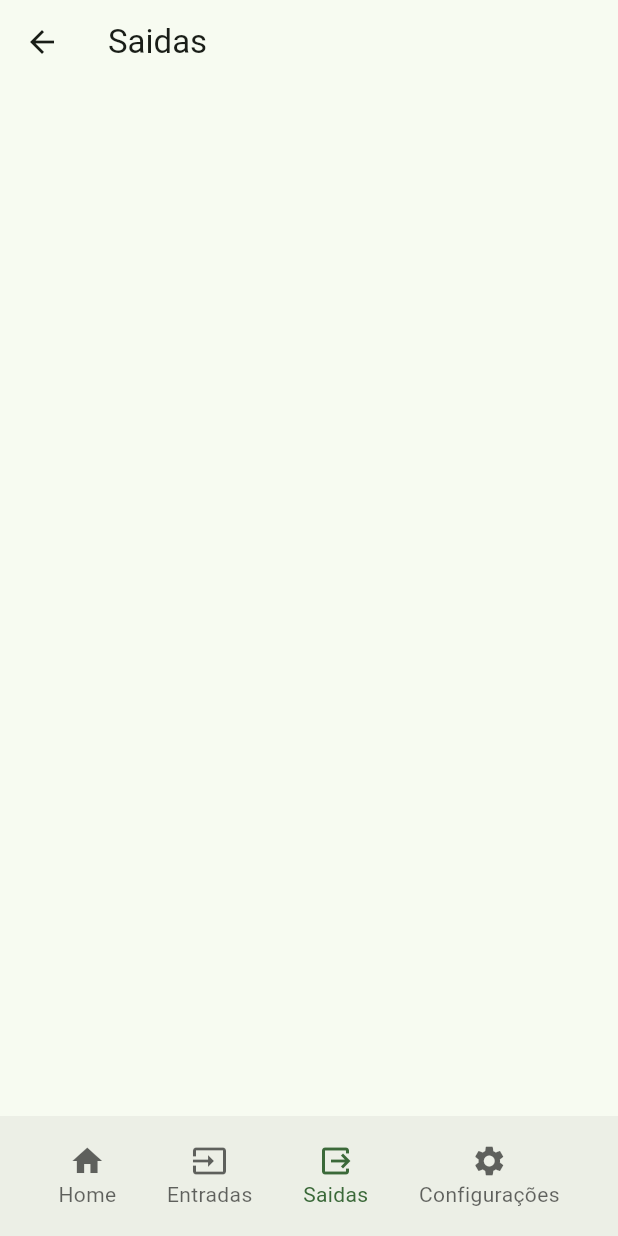
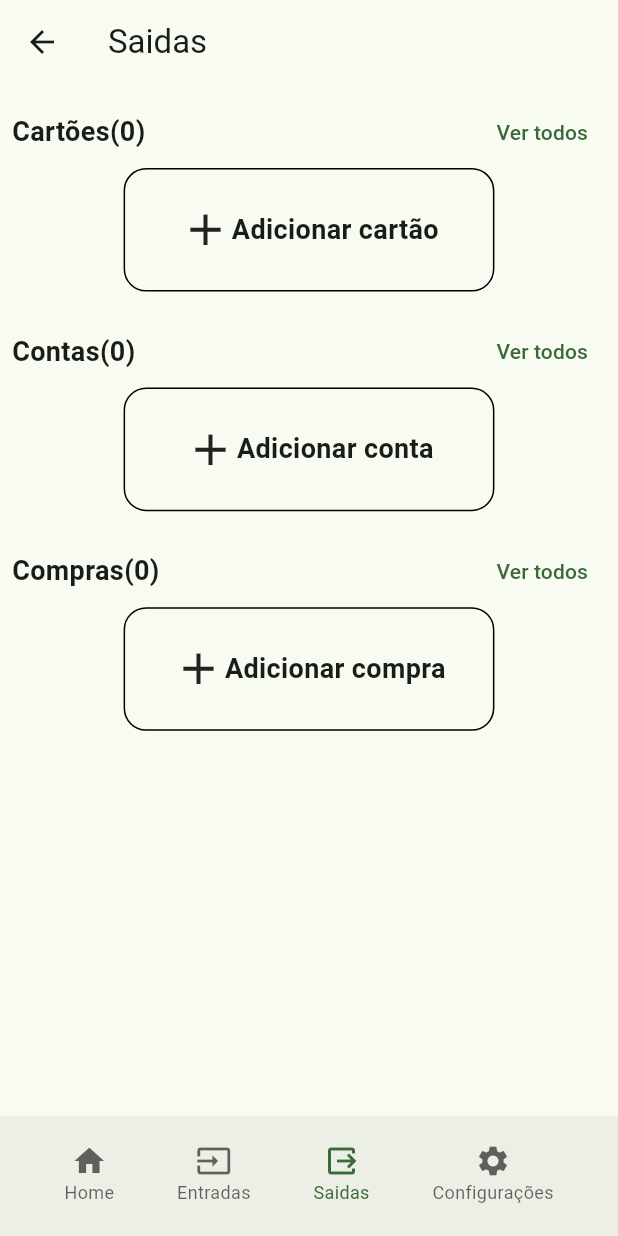
Before and after one commit to celjr/financecontrol, a Flutter app: the OutputsMenuPage screen opened by its route, on a phone screen of 412 x 824 dp. Run offline on Flutter 3.47's test engine with Material 2 defaults, Android fonts, the phone set to English and light mode, and no system bars; our stand-ins replace flutter_bloc, flutter_modular, shared_preferences; accounts and stored records are empty.

Commit message:
ajustes init outputs

```diff
--- a/lib/src/core/services/local_storage/local_storage.dart
+++ b/lib/src/core/services/local_storage/local_storage.dart
@@ -1,5 +1,6 @@
 abstract class LocalStorage{
   Future<bool> setData(String key, var value);
+  Future<bool> containData(String key,);
   dynamic getData(String key);
   Future<bool> removeData(String key);
 }
--- a/lib/src/core/services/local_storage/shared_preferences.dart
+++ b/lib/src/core/services/local_storage/shared_preferences.dart
@@ -47,6 +47,11 @@ class SharedPreferencesService implements LocalStorage {
     return false;
 
   }
+
+  @override
+  Future<bool> containData(String key) async {
+    return sharedPreferences.containsKey(key);
+  }
 }
 
 class SharedPreferencesException implements Exception {
--- a/lib/src/core/widgets/custom_bottom_bar.dart
+++ b/lib/src/core/widgets/custom_bottom_bar.dart
@@ -17,7 +17,7 @@ class CustomBottomBar extends StatelessWidget {
     return BottomAppBar(
       child: Container(
         padding: const EdgeInsets.all(6),
-        height: MediaQuery.of(context).size.width * 0.15,
+        height: MediaQuery.of(context).size.width * 0.14,
         child: Row(mainAxisAlignment: MainAxisAlignment.spaceAround, children: [
           CustomButtonBottomBar(
             icon: Icons.home,
--- a/lib/src/core/widgets/custom_button_bottom_bar.dart
+++ b/lib/src/core/widgets/custom_button_bottom_bar.dart
@@ -28,6 +28,7 @@ class CustomButtonBottomBar extends StatelessWidget {
           Text(
             label,
             style: TextStyle(
+              fontSize: 12,
               color: isSelected
                   ? Theme.of(context).primaryColor
                   : Theme.of(context).hintColor,
--- a/lib/src/modules/dashboard/bloc/home_bloc.dart
+++ b/lib/src/modules/dashboard/bloc/home_bloc.dart
@@ -19,7 +19,7 @@ class HomeBloc extends Bloc<HomeEvent, HomeStates> {
       emit(state.loading());
 
       InputsModel inputs = event.inputs ?? InputsModel.fromJson(localStorage.getData('inputs')) ;
-      OutputsModel outputs =  OutputsModel.empty();//event.outputs ?? OutputsModel.fromJson(localStorage.getData('outputs')) ;
+      OutputsModel outputs =  event.outputs ?? OutputsModel.fromJson(localStorage.getData('outputs')) ;
 
       emit(state.success(inputs: inputs, outputs: outputs));
     } on SharedPreferencesException catch (e) {
--- a/lib/src/modules/inputs/menu/bloc/inputs_menu_bloc.dart
+++ b/lib/src/modules/inputs/menu/bloc/inputs_menu_bloc.dart
@@ -19,9 +19,9 @@ class InputsMenuBloc extends Bloc<InputsMenuEvent, InputsMenuStates> {
       emit(state.loading());
 
       InputsModel inputs = event.inputs ?? InputsModel.fromJson(localStorage.getData('inputs'));
-      //OutputsModel outputs = event.outputs ?? localStorage.getData('outputs');
+      OutputsModel outputs = event.outputs ?? OutputsModel.fromJson(localStorage.getData('outputs'));
 
-      emit(state.success(inputs: inputs, outputs: OutputsModel.empty()));
+      emit(state.success(inputs: inputs, outputs: outputs));
     } on SharedPreferencesException catch (e) {
       emit(state.error(mensage: e.message));
     } catch (e) {
--- a/lib/src/modules/outputs/core/models/credit_card_model.dart
+++ b/lib/src/modules/outputs/core/models/credit_card_model.dart
@@ -8,13 +8,13 @@ class CreditCardModel {
   final String name;
   final List<InstallmentPurchaseModel> purchases;
   final double limit;
-  final DateTime dueCard;
+  final int duedDayCard;
   CreditCardModel({
      this.id,
     required this.name,
     required this.purchases,
     required this.limit,
-    required this.dueCard,
+    required this.duedDayCard,
   });
 
   Map<String, dynamic> toMap() {
@@ -23,7 +23,7 @@ class CreditCardModel {
       'name': name,
       'purchases': purchases.map((x) => x.toMap()).toList(),
       'limit': limit,
-      'dueCard': dueCard.millisecondsSinceEpoch,
+      'duedDayCard': duedDayCard,
     };
   }
 
@@ -31,9 +31,9 @@ class CreditCardModel {
     return CreditCardModel(
       id: map['id'] != null ? map['id'] as int : null,
       name: map['name'] as String,
-      purchases: List<InstallmentPurchaseModel>.from((map['purchases'] as List<int>).map<InstallmentPurchaseModel>((x) => InstallmentPurchaseModel.fromMap(x as Map<String,dynamic>),),),
+      purchases: List<InstallmentPurchaseModel>.from((map['purchases']).map<InstallmentPurchaseModel>((x) => InstallmentPurchaseModel.fromMap(x as Map<String,dynamic>),),),
       limit: map['limit'] as double,
-      dueCard: DateTime.fromMillisecondsSinceEpoch(map['dueCard'] as int),
+      duedDayCard: (map['duedDayCard'] as int),
     );
   }
 
--- a/lib/src/modules/outputs/core/models/outputs_model.dart
+++ b/lib/src/modules/outputs/core/models/outputs_model.dart
@@ -43,17 +43,17 @@ class OutputsModel {
   factory OutputsModel.fromMap(Map<String, dynamic> map) {
     return OutputsModel(
       purchases: List<PurchaseModel>.from(
-        (map['purchases'] as List<int>).map<PurchaseModel>(
+        (map['purchases']).map<PurchaseModel>(
           (x) => PurchaseModel.fromMap(x as Map<String, dynamic>),
         ),
       ),
       bills: List<BillModel>.from(
-        (map['bills'] as List<int>).map<BillModel>(
+        (map['bills']).map<BillModel>(
           (x) => BillModel.fromMap(x as Map<String, dynamic>),
         ),
       ),
       creditCards: List<CreditCardModel>.from(
-        (map['creditCards'] as List<int>).map<CreditCardModel>(
+        (map['creditCards']).map<CreditCardModel>(
           (x) => CreditCardModel.fromMap(x as Map<String, dynamic>),
         ),
       ),
--- /dev/null
+++ b/lib/src/modules/outputs/menu/bloc/events/outputs_menu_event.dart
@@ -0,0 +1,22 @@
+// ignore_for_file: public_member_api_docs, sort_constructors_first
+import 'package:financecontrol/src/modules/inputs/core/models/inputs_model.dart';
+import 'package:financecontrol/src/modules/outputs/core/models/credit_card_model.dart';
+import 'package:financecontrol/src/modules/outputs/core/models/outputs_model.dart';
+
+abstract class OutputsMenuEvent {}
+
+class InitEvent implements OutputsMenuEvent {
+  final InputsModel? inputs;
+  final OutputsModel? outputs;
+  InitEvent({
+     this.inputs,
+     this.outputs,
+  });
+}
+
+class AddCreditCard implements OutputsMenuEvent {
+  final CreditCardModel creditCard;
+  AddCreditCard({
+    required this.creditCard,
+  });
+}
--- /dev/null
+++ b/lib/src/modules/outputs/menu/bloc/states/outputs_menu_state.dart
@@ -0,0 +1,71 @@
+// ignore_for_file: public_member_api_docs, sort_constructors_first
+import 'package:financecontrol/src/modules/inputs/core/models/inputs_model.dart';
+import 'package:financecontrol/src/modules/outputs/core/models/outputs_model.dart';
+
+abstract class OutputsMenuStates {
+  final InputsModel inputs;
+  final OutputsModel outputs;
+  final double balence;
+  OutputsMenuStates({
+    required this.inputs,
+    required this.outputs,
+    required this.balence,
+  });
+
+  OutputsMenuStateSuccess success(
+      {required InputsModel inputs, required OutputsModel outputs}) {
+    return OutputsMenuStateSuccess(
+        inputs: inputs,
+        outputs: outputs,
+        balence: inputs.totalInputs - outputs.totalOutputs);
+  }
+
+  OutputsMenuStateErro error({required String mensage}) {
+    return OutputsMenuStateErro(
+      mensage: mensage,
+      inputs: inputs,
+      outputs: outputs,
+      balence: balence,
+    );
+  }
+
+  OutputsMenuStateLoading loading() {
+    return OutputsMenuStateLoading(
+        inputs: inputs, outputs: outputs, balence: balence);
+  }
+}
+
+class OutputsMenuInitialState extends OutputsMenuStates {
+  OutputsMenuInitialState()
+      : super(
+            inputs: InputsModel.empty(),
+            outputs: OutputsModel.empty(),
+            balence: 0);
+}
+
+class OutputsMenuStateSuccess extends OutputsMenuStates {
+  OutputsMenuStateSuccess({
+    required super.inputs,
+    required super.outputs,
+    required super.balence,
+  });
+}
+
+class OutputsMenuStateLoading extends OutputsMenuStates {
+  OutputsMenuStateLoading({
+    required super.inputs,
+    required super.outputs,
+    required super.balence,
+  });
+}
+
+class OutputsMenuStateErro extends OutputsMenuStates {
+  final String mensage;
+
+  OutputsMenuStateErro({
+    required this.mensage,
+    required super.inputs,
+    required super.outputs,
+    required super.balence,
+  });
+}
--- a/lib/src/modules/outputs/menu/view/outputs_menu_page.dart
+++ b/lib/src/modules/outputs/menu/view/outputs_menu_page.dart
@@ -1,7 +1,16 @@
 import 'package:financecontrol/src/core/widgets/custom_bottom_bar.dart';
 import 'package:financecontrol/src/modules/inputs/core/models/inputs_model.dart';
 import 'package:financecontrol/src/modules/outputs/core/models/outputs_model.dart';
+import 'package:financecontrol/src/modules/outputs/menu/bloc/events/outputs_menu_event.dart';
+import 'package:financecontrol/src/modules/outputs/menu/bloc/outputs_menu_bloc.dart';
+import 'package:financecontrol/src/modules/outputs/menu/bloc/states/outputs_menu_state.dart';
+import 'package:financecontrol/src/modules/outputs/widgets/credit_card_widget.dart';
+import 'package:financecontrol/src/modules/outputs/widgets/new_credit_card_dialog.dart';
 import 'package:flutter/material.dart';
+import 'package:flutter_bloc/flutter_bloc.dart';
+import 'package:flutter_modular/flutter_modular.dart';
+
+import '../widgets/add_fist_output_button_widget.dart';
 
 class OutputsMenuPage extends StatefulWidget {
   const OutputsMenuPage({super.key});
@@ -11,20 +20,112 @@ class OutputsMenuPage extends StatefulWidget {
 }
 
 class _OutputsMenuPageState extends State<OutputsMenuPage> {
+
+
+
   @override
   Widget build(BuildContext context) {
     OutputsModel outputs = OutputsModel.empty();
-    InputsModel inputs =InputsModel.empty();
+    InputsModel inputs = InputsModel.empty();
+    final OutputsMenuBloc bloc = Modular.get<OutputsMenuBloc>();
+    return BlocBuilder<OutputsMenuBloc, OutputsMenuStates>(
+        bloc: bloc,
+        builder: (context, state) {
           return Scaffold(
             appBar: AppBar(
-        title: Text('Saidas'),
+              title: const Text('Saidas'),
             ),
             bottomNavigationBar: CustomBottomBar(
               page: 'outputs',
               inputs: inputs,
               outputs: outputs,
             ),
-      body: Container(),
+            body: ListView(
+              children: [
+                Padding(
+                  padding: const EdgeInsets.all(8.0),
+                  child: Column(
+                    children: [
+                      Row(
+                        mainAxisAlignment: MainAxisAlignment.spaceBetween,
+                        children: [
+                          Text('Cartões(${state.outputs.creditCards.length})',
+                              style: const TextStyle(
+                                  fontSize: 18, fontWeight: FontWeight.w600)),
+                          TextButton(
+                              onPressed: () {}, child: const Text('Ver todos'))
+                        ],
+                      ),
+                      if (state.outputs.creditCards.isEmpty)
+                        AddFisrtOutputButtonWidget(
+                          onTap: () {
+                            showDialog(
+                                context: context,
+                                builder: (context) {
+                                  return NewCreditCardDialog(
+                                    addButton: (creditCard) => bloc
+                                        .add(AddCreditCard(creditCard: creditCard)),
                                   );
+                                });
+                          },
+                          outputType: 'cartão',
+                        ),
+                        if (state.outputs.creditCards.isNotEmpty)
+                        ...state.outputs.creditCards.map((card) {
+                          return CreditCardWidget(creditCard: card);
+                        })
+                    ],
+                  ),
+                ),
+                Padding(
+                  padding: const EdgeInsets.all(8.0),
+                  child: Column(
+                    children: [
+                      Row(
+                        mainAxisAlignment: MainAxisAlignment.spaceBetween,
+                        children: [
+                          Text('Contas(${state.outputs.bills.length})',
+                              style: const TextStyle(
+                                  fontSize: 18, fontWeight: FontWeight.w600)),
+                          TextButton(
+                              onPressed: () {}, child: const Text('Ver todos'))
+                        ],
+                      ),
+                      if (state.outputs.bills.isEmpty)
+                        AddFisrtOutputButtonWidget(
+                          onTap: () {},
+                          outputType: 'conta',
+                        )
+                    ],
+                  ),
+                ),
+                Padding(
+                  padding: const EdgeInsets.all(8.0),
+                  child: Column(
+                    children: [
+                      Row(
+                        mainAxisAlignment: MainAxisAlignment.spaceBetween,
+                        children: [
+                          Text(
+                            'Compras(${state.outputs.purchases.length})',
+                            style: const TextStyle(
+                                fontSize: 18, fontWeight: FontWeight.w600),
+                          ),
+                          TextButton(
+                              onPressed: () {}, child: const Text('Ver todos'))
+                        ],
+                      ),
+                      if (state.outputs.purchases.isEmpty)
+                        AddFisrtOutputButtonWidget(
+                          onTap: () {},
+                          outputType: 'compra',
+                        )
+                    ],
+                  ),
+                )
+              ],
+            ),
+          );
+        });
   }
 }
--- /dev/null
+++ b/lib/src/modules/outputs/menu/widgets/add_fist_output_button_widget.dart
@@ -0,0 +1,38 @@
+// ignore_for_file: public_member_api_docs, sort_constructors_first
+import 'package:flutter/material.dart';
+
+class AddFisrtOutputButtonWidget extends StatelessWidget {
+  final Function() onTap;
+  final String outputType;
+  const AddFisrtOutputButtonWidget({
+    Key? key,
+    required this.onTap,
+    required this.outputType,
+  }) : super(key: key);
+
+  @override
+  Widget build(BuildContext context) {
+    return GestureDetector(
+      onTap: onTap,
+      child: Container(
+        width: MediaQuery.of(context).size.width * 0.6,
+        height: MediaQuery.of(context).size.width * 0.2,
+        decoration: BoxDecoration(
+          border: Border.all(),
+          borderRadius: BorderRadius.circular(15),
+        ),
+        child: Row(
+          mainAxisAlignment: MainAxisAlignment.center,
+          children: [
+           const Icon(
+              Icons.add,
+              size: 35,
+            ),
+            Text('Adicionar $outputType',
+                style:const TextStyle(fontSize: 18, fontWeight: FontWeight.w600))
+          ],
+        ),
+      ),
+    );
+  }
+}
```
Also changed, not shown: lib/src/modules/outputs/menu/bloc/outputs_menu_bloc.dart (added, +52 -0 lines), lib/src/modules/outputs/menu/outputs_menu_module.dart (+8 -1 lines), lib/src/modules/outputs/widgets/credit_card_widget.dart (added, +68 -0 lines), lib/src/modules/outputs/widgets/new_credit_card_dialog.dart (added, +76 -0 lines), lib/src/modules/splash/bloc/splash_bloc.dart (+18 -6 lines). Lines whose indentation alone changed are shown as unchanged.
